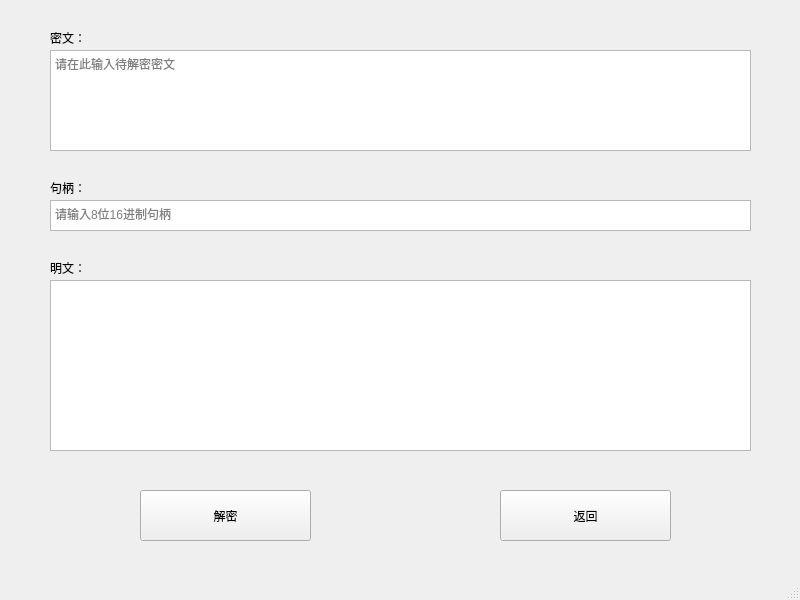
Before: the Qt Designer form SM4De.ui in xianmie/SM2-4-uppercomputer-UI, drawn with Qt 5.
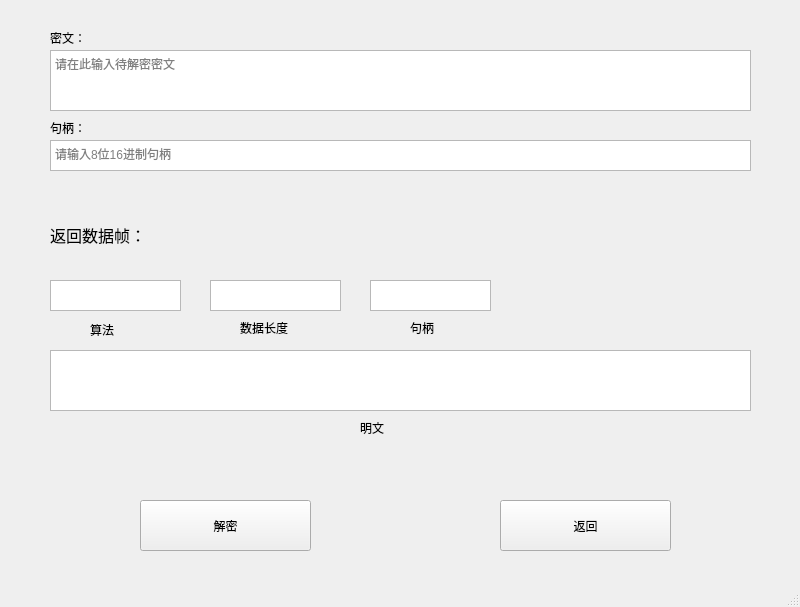
After: the same form once the commit is applied.

Diff of the .ui file:
```diff
--- a/SM4De.ui
+++ b/SM4De.ui
@@ -7,7 +7,7 @@
     <x>0</x>
     <y>0</y>
     <width>800</width>
-    <height>600</height>
+    <height>607</height>
    </rect>
   </property>
   <property name="windowTitle">
@@ -18,7 +18,7 @@
     <property name="geometry">
      <rect>
       <x>500</x>
-      <y>490</y>
+      <y>500</y>
       <width>171</width>
       <height>51</height>
      </rect>
@@ -31,7 +31,7 @@
     <property name="geometry">
      <rect>
       <x>140</x>
-      <y>490</y>
+      <y>500</y>
       <width>171</width>
       <height>51</height>
      </rect>
@@ -44,7 +44,7 @@
     <property name="geometry">
      <rect>
       <x>50</x>
-      <y>200</y>
+      <y>140</y>
       <width>701</width>
       <height>31</height>
      </rect>
@@ -56,21 +56,21 @@
    <widget class="QLabel" name="label_9">
     <property name="geometry">
      <rect>
-      <x>50</x>
-      <y>260</y>
+      <x>360</x>
+      <y>420</y>
       <width>41</width>
       <height>16</height>
      </rect>
     </property>
     <property name="text">
-     <string>明文：</string>
+     <string>明文</string>
     </property>
    </widget>
    <widget class="QLabel" name="label_8">
     <property name="geometry">
      <rect>
       <x>50</x>
-      <y>180</y>
+      <y>120</y>
       <width>91</width>
       <height>16</height>
      </rect>
@@ -96,9 +96,9 @@
     <property name="geometry">
      <rect>
       <x>50</x>
-      <y>280</y>
+      <y>350</y>
       <width>701</width>
-      <height>171</height>
+      <height>61</height>
      </rect>
     </property>
    </widget>
@@ -108,13 +108,95 @@
       <x>50</x>
       <y>50</y>
       <width>701</width>
-      <height>101</height>
+      <height>61</height>
      </rect>
     </property>
     <property name="placeholderText">
      <string>请在此输入待解密密文</string>
     </property>
    </widget>
+   <widget class="QLabel" name="label_10">
+    <property name="geometry">
+     <rect>
+      <x>50</x>
+      <y>220</y>
+      <width>191</width>
+      <height>31</height>
+     </rect>
+    </property>
+    <property name="text">
+     <string>&lt;html&gt;&lt;head/&gt;&lt;body&gt;&lt;p&gt;&lt;span style=&quot; font-size:12pt;&quot;&gt;返回数据帧：&lt;/span&gt;&lt;/p&gt;&lt;/body&gt;&lt;/html&gt;</string>
+    </property>
+   </widget>
+   <widget class="QTextBrowser" name="textBrowser_mode">
+    <property name="geometry">
+     <rect>
+      <x>50</x>
+      <y>280</y>
+      <width>131</width>
+      <height>31</height>
+     </rect>
+    </property>
+   </widget>
+   <widget class="QTextBrowser" name="textBrowser_datalen">
+    <property name="geometry">
+     <rect>
+      <x>210</x>
+      <y>280</y>
+      <width>131</width>
+      <height>31</height>
+     </rect>
+    </property>
+   </widget>
+   <widget class="QLabel" name="label">
+    <property name="geometry">
+     <rect>
+      <x>240</x>
+      <y>320</y>
+      <width>72</width>
+      <height>15</height>
+     </rect>
+    </property>
+    <property name="text">
+     <string>数据长度</string>
+    </property>
+   </widget>
+   <widget class="QTextBrowser" name="textBrowser_handle">
+    <property name="geometry">
+     <rect>
+      <x>370</x>
+      <y>280</y>
+      <width>121</width>
+      <height>31</height>
+     </rect>
+    </property>
+   </widget>
+   <widget class="QLabel" name="label_11">
+    <property name="geometry">
+     <rect>
+      <x>410</x>
+      <y>320</y>
+      <width>51</width>
+      <height>16</height>
+     </rect>
+    </property>
+    <property name="text">
+     <string>句柄</string>
+    </property>
+   </widget>
+   <widget class="QLabel" name="label_12">
+    <property name="geometry">
+     <rect>
+      <x>90</x>
+      <y>320</y>
+      <width>41</width>
+      <height>20</height>
+     </rect>
+    </property>
+    <property name="text">
+     <string>算法</string>
+    </property>
+   </widget>
   </widget>
   <widget class="QStatusBar" name="statusbar"/>
  </widget>
```
